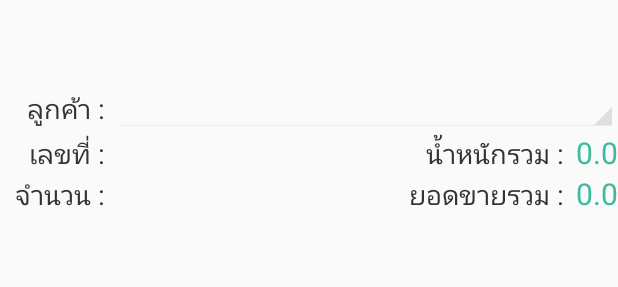
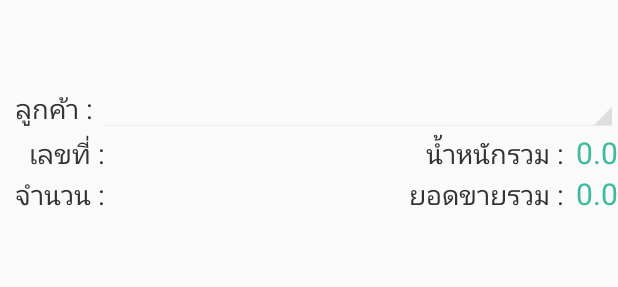
Before and after one commit to boybug/AndroidTest3_250317, an Android app: the layout cmd_order_content.xml on its own in the app's theme, with its tools: preview values and no code run, on a phone screen of 412 x 824 dp. Shown: the top 287 px of the screen. Run offline under Robolectric (Android 15) with nearby library versions, the phone set to English and light mode, and no system bars.

Commit message:
total amt, color, cus to order , layout

```diff
--- a/app/src/main/res/layout/_spinner_item_custom.xml
+++ b/app/src/main/res/layout/_spinner_item_custom.xml
@@ -6,13 +6,13 @@
     android:orientation="vertical">
 
 
-
     <TextView
         android:id="@+id/lab_spin_item_custom"
         style="@style/App_TextViewSniper"
-                    android:layout_width="296dp"
+        android:layout_width="match_parent"
         android:layout_height="wrap_content"
         android:layout_alignParentEnd="true"
+        android:layout_alignParentStart="true"
         android:layout_alignParentTop="true"
         android:layout_column="1"
         android:layout_row="0"
--- a/app/src/main/res/layout/cmd_order_content.xml
+++ b/app/src/main/res/layout/cmd_order_content.xml
@@ -40,31 +40,11 @@
             android:stretchColumns="1">
 
             <TableRow android:id="@+id/tr_customer_new">
-
-                <TextView
-                    android:layout_width="wrap_content"
-                    android:layout_height="match_parent"
-                    android:layout_column="0"
-                    android:gravity="center|right"
-                    android:paddingLeft="10dp"
-                    android:text="ลูกค้า : " />
-
-                <LinearLayout
+                <include
+                    layout="@layout/spinner"
                     android:layout_width="match_parent"
                     android:layout_height="match_parent"
-                    android:orientation="horizontal">
-
-                    <Spinner
-                        android:id="@+id/sp_customer"
-                        android:layout_width="wrap_content"
-                        android:layout_height="match_parent"
-                        android:layout_column="1"
-                        android:layout_weight="0.53"
-                        android:ellipsize="end"
-                        android:maxLines="1"
-                        android:paddingLeft="10dp"
-                        android:paddingRight="10dp" />
-                </LinearLayout>
+                    android:layout_span="2" />
 
             </TableRow>
 
--- /dev/null
+++ b/app/src/main/res/layout/spinner.xml
@@ -0,0 +1,35 @@
+<?xml version="1.0" encoding="utf-8"?>
+<RelativeLayout xmlns:android="http://schemas.android.com/apk/res/android"
+    android:layout_width="match_parent"
+    android:layout_height="wrap_content"
+    android:orientation="vertical">
+
+    <LinearLayout
+        android:layout_width="match_parent"
+        android:layout_height="wrap_content"
+        android:orientation="horizontal">
+
+        <TextView
+            android:id="@+id/textView"
+            android:layout_width="wrap_content"
+            android:layout_height="match_parent"
+            android:layout_column="0"
+            android:gravity="center|right"
+            android:paddingLeft="10dp"
+            android:text="ลูกค้า : " />
+
+        <Spinner
+            android:id="@+id/sp_customer"
+            android:layout_width="match_parent"
+            android:layout_height="wrap_content"
+            android:layout_column="1"
+            android:layout_weight="1"
+            android:ellipsize="end"
+            android:maxLines="1"
+            android:paddingLeft="10dp"
+            android:paddingRight="10dp" />
+
+    </LinearLayout>
+
+
+</RelativeLayout>
```
Lines whose indentation alone changed are shown as unchanged.
